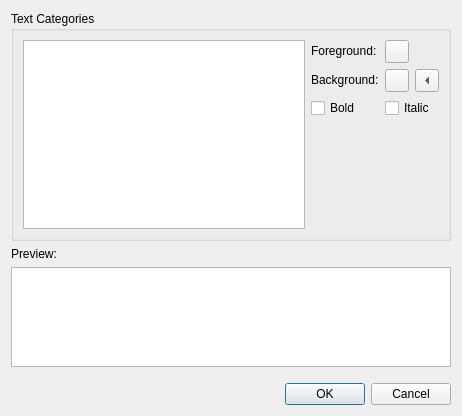
First picture: the form in src/plugins/texteditor/editcolorschemedialog.ui, repository qt-creator/qt-creator, before the edit.
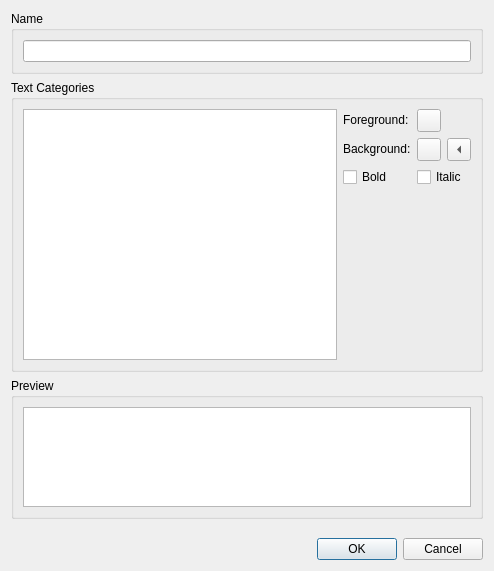
Second picture: the form after the edit.

Commit message: Allow editing of color scheme name

Patch:
```diff
--- a/src/plugins/texteditor/editcolorschemedialog.ui
+++ b/src/plugins/texteditor/editcolorschemedialog.ui
@@ -6,15 +6,31 @@
    <rect>
     <x>0</x>
     <y>0</y>
-    <width>462</width>
-    <height>416</height>
+    <width>494</width>
+    <height>571</height>
    </rect>
   </property>
   <property name="windowTitle">
    <string>Edit Color Scheme</string>
   </property>
+  <layout class="QVBoxLayout" name="verticalLayout_3">
+   <item>
+    <widget class="QGroupBox" name="groupBox">
+     <property name="title">
+      <string>Name</string>
+     </property>
   <layout class="QVBoxLayout" name="verticalLayout">
    <item>
+       <layout class="QHBoxLayout" name="horizontalLayout_2">
+        <item>
+         <widget class="QLineEdit" name="nameEdit"/>
+        </item>
+       </layout>
+      </item>
+     </layout>
+    </widget>
+   </item>
+   <item>
     <widget class="QGroupBox" name="groupBox_2">
      <property name="sizePolicy">
       <sizepolicy hsizetype="Expanding" vsizetype="Expanding">
@@ -143,12 +159,11 @@
     </widget>
    </item>
    <item>
-    <widget class="QLabel" name="label_3">
-     <property name="text">
-      <string>Preview:</string>
+    <widget class="QGroupBox" name="groupBox_3">
+     <property name="title">
+      <string>Preview</string>
      </property>
-    </widget>
-   </item>
+     <layout class="QVBoxLayout" name="verticalLayout_2">
    <item>
     <widget class="QTextEdit" name="previewTextEdit">
      <property name="sizePolicy">
@@ -168,6 +183,9 @@
      </property>
     </widget>
    </item>
+     </layout>
+    </widget>
+   </item>
    <item>
     <spacer name="verticalSpacer">
      <property name="orientation">
@@ -175,8 +193,8 @@
      </property>
      <property name="sizeHint" stdset="0">
       <size>
-       <width>20</width>
-       <height>10</height>
+       <width>17</width>
+       <height>13</height>
       </size>
      </property>
     </spacer>
```
Left out of the diff: 13 changed lines with no effect on the pictures. Lines whose indentation alone changed are shown as unchanged. The commit also changes 2 other files.
